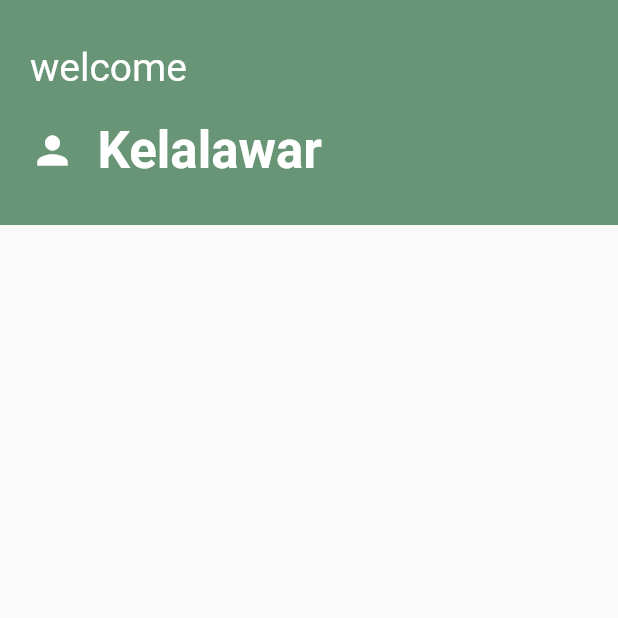
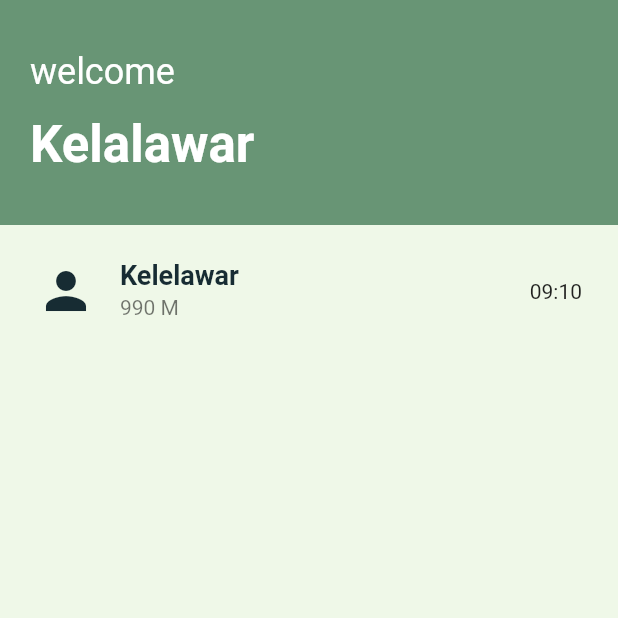
Before and after one commit to RafiIzzatulRizquFaris/penerangan_kops, a Flutter app: the Home screen opened directly, on a phone screen of 412 x 824 dp, the top half of it. Run offline on Flutter 3.47's test engine with Material 2 defaults, Android fonts, the light colour scheme and no system bars; our stand-ins replace animated_text_kit, shared_preferences; accounts and stored records are empty.

Commit message:
add home screen

```diff
--- a/lib/home.dart
+++ b/lib/home.dart
@@ -1,5 +1,9 @@
 import 'package:flutter/material.dart';
 import 'package:penerangan_kops/constants.dart';
+
+import 'constants.dart';
+import 'constants.dart';
+import 'constants.dart';
 
 class Home extends StatefulWidget {
   @override
@@ -21,27 +25,62 @@ class _HomeState extends State<Home> {
                 padding: EdgeInsets.all(20),
                 child: Column(
                   crossAxisAlignment: CrossAxisAlignment.start,
-                  mainAxisAlignment: MainAxisAlignment.spaceAround,
+                  mainAxisAlignment: MainAxisAlignment.spaceEvenly,
                   children: [
+                    // Row(
+                    //   mainAxisAlignment: MainAxisAlignment.end,
+                    //   children: [
+                    //     IconButton(
+                    //         icon: Icon(
+                    //           Icons.refresh,
+                    //           size: 24.0,
+                    //           color: Colors.white,
+                    //         ),
+                    //         onPressed: null),
+                    //   ],
+                    // ),
                     Text(
                       "welcome",
                       style: TextStyle(
-                          color: Colors.white,
-                          fontSize: 26.0,
-                        ),
+                        color: Colors.white,
+                        fontSize: 24.0,
+                      ),
                     ),
 
-                    Row(
-
-                      children: [
-                        Icon(Icons.person, size: 30, color: Colors.white,),
-                        SizedBox(width: 15,),
-                        Text("Kelalawar", style: TextStyle(fontSize: 34.0, color: Colors.white, fontWeight: FontWeight.bold),)
-                      ],
+                    Text(
+                      "Kelalawar",
+                      style: TextStyle(
+                          fontSize: 34.0,
+                          color: Colors.white,
+                          fontWeight: FontWeight.bold),
                     )
                   ],
                 ),
-              ))
+              )),
+          Expanded(
+            child: Container(
+              color: AppColor().primaryColor,
+              child: Padding(
+                padding: EdgeInsets.all(8),
+                child: ListTile(
+                  leading: Icon(
+                    Icons.person,
+                    color: AppColor().blackColor,
+                    size: 40,
+                  ),
+                  title: Text(
+                    "Kelelawar",
+                    style: TextStyle(
+                        color: AppColor().blackColor,
+                        fontWeight: FontWeight.w600,
+                        fontSize: 18.0),
+                  ),
+                  trailing: Text("09:10"),
+                  subtitle: Text("990 M"),
+                ),
+              ),
+            ),
+          ),
         ],
       ),
     ));
--- a/lib/splash.dart
+++ b/lib/splash.dart
@@ -3,6 +3,7 @@ import 'dart:async';
 import 'package:animated_text_kit/animated_text_kit.dart';
 import 'package:flutter/material.dart';
 import 'package:penerangan_kops/constants.dart';
+import 'package:penerangan_kops/home.dart';
 import 'package:shared_preferences/shared_preferences.dart';
 
 import 'login.dart';
@@ -83,7 +84,7 @@ class SplashScreen extends State<Splash> {
     var duration = Duration(seconds: 5);
     return Timer(duration, () {
       Navigator.of(context).pushReplacement(MaterialPageRoute(builder: (_) {
-        return Login();
+        return Home();
       }));
     });
   }
```
